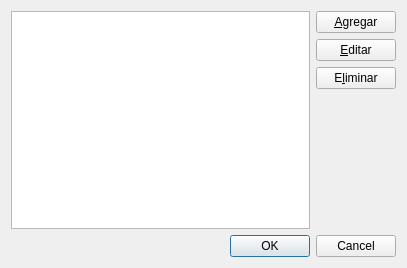
Old version of the form Dialogs/listdialog.ui in the repository edvelezg/viper-sugui.
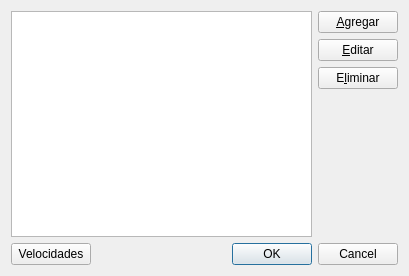
New version of the form.

What changed in the file:
```diff
--- a/Dialogs/listdialog.ui
+++ b/Dialogs/listdialog.ui
@@ -34,15 +34,13 @@
    <rect>
     <x>0</x>
     <y>0</y>
-    <width>407</width>
-    <height>268</height>
+    <width>409</width>
+    <height>276</height>
    </rect>
   </property>
   <property name="windowTitle" >
    <string>Cargar Modelo</string>
   </property>
-  <layout class="QGridLayout" name="gridLayout_3" >
-   <item row="0" column="0" >
     <layout class="QGridLayout" name="gridLayout_2" >
      <item row="0" column="0" >
       <layout class="QGridLayout" name="gridLayout" >
@@ -86,6 +84,28 @@
       </layout>
      </item>
      <item row="1" column="0" >
+    <layout class="QHBoxLayout" name="horizontalLayout" >
+     <item>
+      <widget class="QPushButton" name="velocityButton" >
+       <property name="text" >
+        <string>Velocidades</string>
+       </property>
+      </widget>
+     </item>
+     <item>
+      <spacer name="horizontalSpacer" >
+       <property name="orientation" >
+        <enum>Qt::Horizontal</enum>
+       </property>
+       <property name="sizeHint" stdset="0" >
+        <size>
+         <width>40</width>
+         <height>20</height>
+        </size>
+       </property>
+      </spacer>
+     </item>
+     <item>
       <widget class="QDialogButtonBox" name="buttonBox" >
        <property name="standardButtons" >
         <set>QDialogButtonBox::Cancel|QDialogButtonBox::Ok</set>
```
Lines whose indentation alone changed are shown as unchanged.
